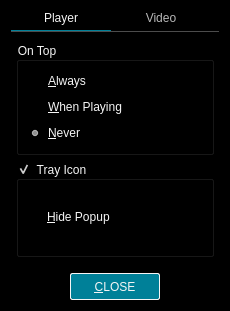
Above: src/ui/preferencesdialog.ui from u8sand/Baka-MPlayer before the change. Below: the same form after it.
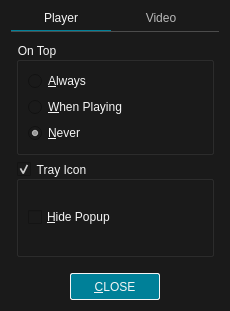
That is the form after the change. Icons and pictures are not drawn.

Commit message: Changed background color to #1A1A1A

The edit to the form file:
```diff
--- a/src/ui/preferencesdialog.ui
+++ b/src/ui/preferencesdialog.ui
@@ -16,14 +16,14 @@
   <property name="styleSheet">
    <string notr="true">QWidget {
 	font: 12px &quot;Noto Sans&quot;, &quot;FreeSans&quot;;
-	background: black;
+	background: #1A1A1A;
 	color: whitesmoke;
 }
 
 /* QComboBox */
 
 QComboBox {
-	background: #005A6A;
+	background: #008098;
 	border: 1px solid black;
 	border-radius: 2px;
 	padding: 2px;
@@ -38,7 +38,7 @@
 /* QLineEdit */
 
 QLineEdit {
-	background: #212121;
+	background: black;
 	border: 1px solid #4C4C4C;
 	border-radius: 2px;
 	padding: 2px;
@@ -69,7 +69,7 @@
     color: #B8B8B8;
 }
 
-/* QScrollBar:vertical */
+/* QScrollBar */
 
 QScrollBar:vertical {
 	border: none;
@@ -88,8 +88,6 @@
 	background: transparent;
 }
 
-/* QScrollBar:horizontal */
-
 QScrollBar:horizontal {
 	border: none;
 	height: 5px;
```
The commit also changes 7 other files.
